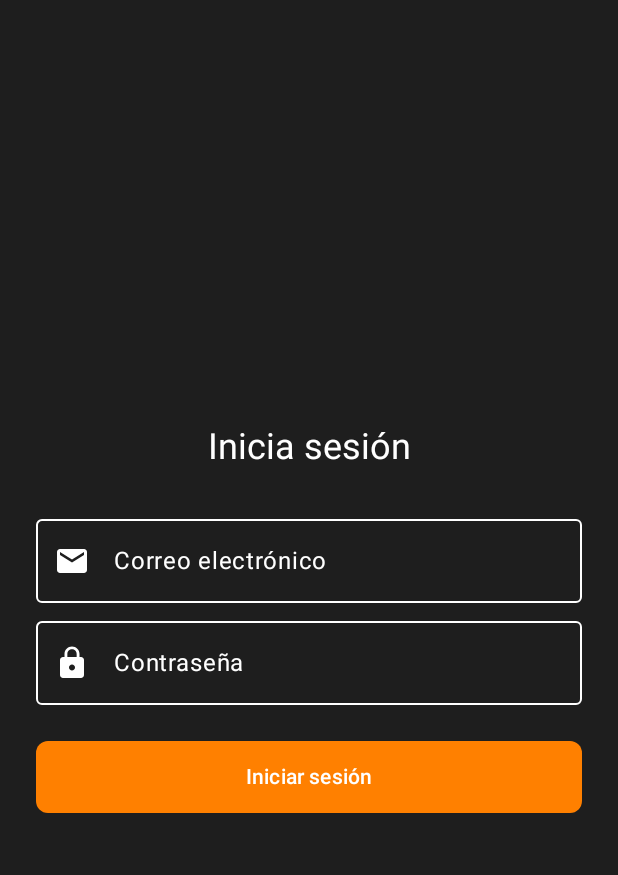
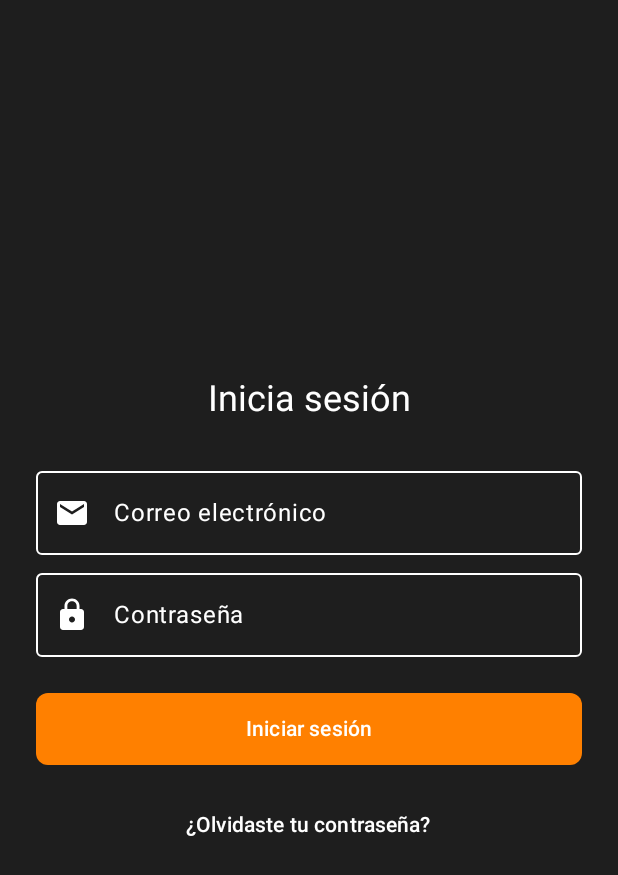
Before and after one commit to Hector-Adrian/Anfeca, an Android app built with Jetpack Compose: the inicio_sesion screen opened through its navigation route, on a phone screen of 412 x 824 dp. Shown: the top 875 px of the screen. Run offline under Robolectric (Android 15) with nearby library versions, the light colour scheme and no system bars; our stand-ins replace Firebase (no records; nobody signed in at launch, a user with empty details on screens opened directly); libraries missing offline, so code that uses them is left out: androidx.camera.view.

Commit message:
RecuperacionContraseña Listo

```diff
--- a/app/src/main/java/com/example/anfeca/pantallas/InicioSesion.kt
+++ b/app/src/main/java/com/example/anfeca/pantallas/InicioSesion.kt
@@ -125,12 +125,22 @@ fun InicioSesion(navController: NavController) {
                 .fillMaxWidth()
                 .height(48.dp),
             colors = ButtonDefaults.buttonColors(
-                containerColor = Color(0xFFFF8000),
-                contentColor = Color.White
+                containerColor = Color(0xFFFF8000),  // Fondo naranja
+                contentColor = Color.White           // Texto blanco
             ),
             shape = RoundedCornerShape(8.dp)
         ) {
             Text("Iniciar sesión")
         }
+
+        Spacer(modifier = Modifier.height(16.dp))
+
+        TextButton(onClick = { navController.navigate("RecuperacionContrasena") }) {
+            Text(
+                text = "¿Olvidaste tu contraseña?",
+                color = Color.White,
+                fontSize = 14.sp
+            )
+        }
     }
 }
--- a/app/src/main/java/com/example/anfeca/pantallas/MainActivity.kt
+++ b/app/src/main/java/com/example/anfeca/pantallas/MainActivity.kt
@@ -76,7 +76,7 @@ fun AppNavigation() {
             val leccionId = backStackEntry.arguments?.getString("leccionId") ?: ""
             LeccionPantalla(leccionId = leccionId, navController = navController)
         }
-
+        composable("RecuperacionContrasena") { RecuperacionContrasena(navController)  }
 
     }
 }
```
Also changed, not shown: app/src/main/java/com/example/anfeca/pantallas/RecuperacionContrasena.kt (added, +105 -0 lines), 1 other file.
